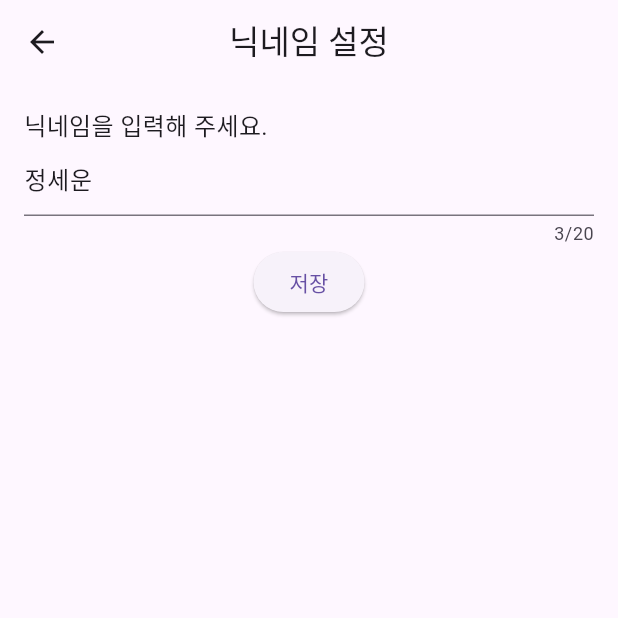
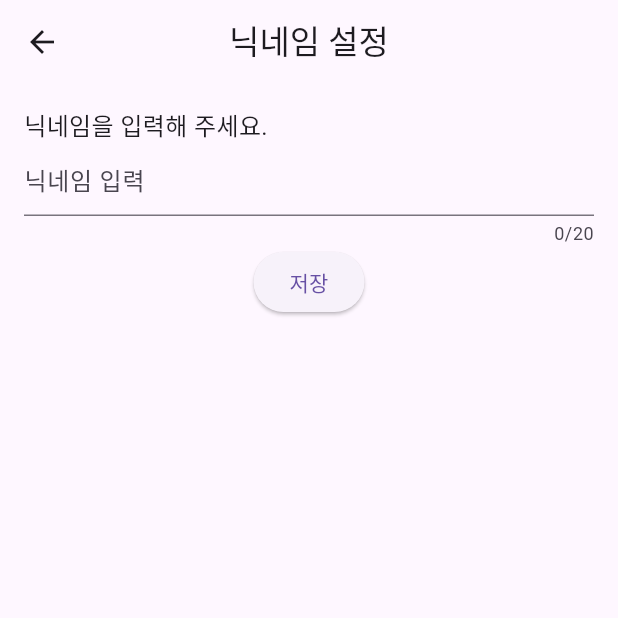
Before and after one commit to Six-Tail/1-4Capstone, a Flutter app: the ProfileDetailScreen screen opened directly, after a tap on "닉네임", on a phone screen of 412 x 824 dp, the top half of it. Run offline on Flutter 3.47's test engine with Material 3 defaults, Android fonts, the phone set to English and light mode, and no system bars; our stand-ins replace cloud_firestore, curved_navigation_bar, firebase_auth, firebase_core, firebase_storage, flutter_svg and 6 more; missing offline and left inert: flutter_naver_login, kakao_flutter_sdk_user, uni_links2; accounts and stored records are empty; network calls fail.

Commit message:
더보기 페이지 사용자 정보 수정 구현

```diff
--- a/lib/screens/editnicknamescreen.dart
+++ b/lib/screens/editnicknamescreen.dart
@@ -1,5 +1,7 @@
 // EditNicknameScreen.dart
 import 'package:flutter/material.dart';
+import '../service/User_Service.dart'; // UserService import
+import 'package:firebase_auth/firebase_auth.dart';
 
 class EditNicknameScreen extends StatefulWidget {
   @override
@@ -8,11 +10,25 @@ class EditNicknameScreen extends StatefulWidget {
 
 class _EditNicknameScreenState extends State<EditNicknameScreen> {
   TextEditingController _nicknameController = TextEditingController();
+  final UserService _userService = UserService();
+  final User? _firebaseUser = FirebaseAuth.instance.currentUser;
 
   @override
   void initState() {
     super.initState();
-    _nicknameController.text = '정세운';
+    _nicknameController.text = ''; // 초기 닉네임 값 설정 (예: 기존 닉네임)
+  }
+
+  // 닉네임 업데이트 함수
+  Future<void> _updateNickname() async {
+    if (_firebaseUser != null) {
+      String newNickname = _nicknameController.text.trim();
+      if (newNickname.isNotEmpty) {
+        // Firebase에 닉네임 업데이트
+        await _userService.updateUserInfo(_firebaseUser!.uid, nickname: newNickname);
+        Navigator.pop(context, newNickname); // 새로운 닉네임을 전달하며 화면 닫기
+      }
+    }
   }
 
   @override
@@ -35,9 +51,7 @@ class _EditNicknameScreenState extends State<EditNicknameScreen> {
             ),
             Center(
               child: ElevatedButton(
-                onPressed: () {
-                  Navigator.pop(context, _nicknameController.text);
-                },
+                onPressed: _updateNickname, // 버튼 클릭 시 닉네임 업데이트 함수 호출
                 child: Text('저장'),
               ),
             ),
--- a/lib/screens/genderselectionscreen.dart
+++ b/lib/screens/genderselectionscreen.dart
@@ -1,131 +1,7 @@
-import 'dart:io';
+// GenderSelectionScreen.dart
 import 'package:flutter/material.dart';
-import 'package:image_picker/image_picker.dart';
-import 'package:todobest_home/screens/birthdayselectionscreen.dart';
-import 'editnicknamescreen.dart';
-
-class ProfileDetailScreen extends StatefulWidget {
-  @override
-  _ProfileDetailScreenState createState() => _ProfileDetailScreenState();
-}
-
-class _ProfileDetailScreenState extends State<ProfileDetailScreen> {
-  File? _profileImage;
-  final ImagePicker _picker = ImagePicker();
-  bool _isHovered = false;
-  String _gender = '남성';
-
-  @override
-  Widget build(BuildContext context) {
-    return Scaffold(
-      appBar: AppBar(
-        title: Text('ToDoBest계정'),
-        centerTitle: true,
-        actions: [
-          IconButton(
-            icon: Icon(Icons.close),
-            onPressed: () {
-              Navigator.pop(context);
-            },
-          ),
-        ],
-      ),
-      body: ListView(
-        padding: EdgeInsets.all(16.0),
-        children: [
-          Center(
-            child: MouseRegion(
-              onEnter: (_) => setState(() => _isHovered = true),
-              onExit: (_) => setState(() => _isHovered = false),
-              child: Stack(
-                alignment: Alignment.center,
-                children: [
-                  CircleAvatar(
-                    radius: 50,
-                    backgroundImage: _profileImage != null
-                        ? FileImage(_profileImage!)
-                        : NetworkImage('https://example.com/profile_image.jpg') as ImageProvider,
-                  ),
-                  Positioned(
-                    bottom: 0,
-                    right: 0,
-                    child: GestureDetector(
-                      onTap: _changeProfileImage,
-                      child: CircleAvatar(
-                        radius: 18,
-                        backgroundColor: Colors.white,
-                        child: Icon(Icons.camera_alt, color: Colors.grey),
-                      ),
-                    ),
-                  ),
-                ],
-              ),
-            ),
-          ),
-          SizedBox(height: 16.0),
-          Divider(),
-          ListTile(
-            title: Text('닉네임'),
-            trailing: Text('정세운', style: TextStyle(color: Colors.blue)),
-            onTap: () async {
-              final newNickname = await Navigator.push(
-                context,
-                MaterialPageRoute(builder: (context) => EditNicknameScreen()),
-              );
-              if (newNickname != null) {
-                setState(() {
-                  // 닉네임 업데이트 로직
-                });
-              }
-            },
-          ),
-          Divider(),
-          ListTile(
-            title: Text('생일'),
-            trailing: Text('2003년 4월 23일', style: TextStyle(color: Colors.blue)),
-            onTap: () async {
-              await Navigator.push(
-                context,
-                MaterialPageRoute(builder: (context) => BirthdaySelectionScreen()),
-              );
-            },
-          ),
-          Divider(),
-          ListTile(
-            title: Text('성별'),
-            trailing: Text(_gender, style: TextStyle(color: Colors.blue)),
-            onTap: () async {
-              final selectedGender = await Navigator.push(
-                context,
-                MaterialPageRoute(builder: (context) => GenderSelectionScreen(currentGender: _gender)),
-              );
-              if (selectedGender != null) {
-                setState(() {
-                  _gender = selectedGender;
-                });
-              }
-            },
-          ),
-          Divider(),
-          ListTile(
-            title: Text('이름'),
-            subtitle: Text('본인 확인 정보로 사용할 수 있는 이름을 관리합니다. 본인 인증받은 이름이 등록됩니다.'),
-          ),
-        ],
-      ),
-    );
-  }
-
-  Future<void> _changeProfileImage() async {
-    final pickedFile = await _picker.pickImage(source: ImageSource.gallery);
-
-    if (pickedFile != null) {
-      setState(() {
-        _profileImage = File(pickedFile.path);
-      });
-    }
-  }
-}
+import '../service/User_Service.dart'; // UserService import
+import 'package:firebase_auth/firebase_auth.dart';
 
 class GenderSelectionScreen extends StatefulWidget {
   final String currentGender;
@@ -138,11 +14,21 @@ class GenderSelectionScreen extends StatefulWidget {
 
 class _GenderSelectionScreenState extends State<GenderSelectionScreen> {
   late String selectedGender;
+  final UserService _userService = UserService(); // UserService 인스턴스 생성
+  final User? _firebaseUser = FirebaseAuth.instance.currentUser; // 현재 사용자 가져오기
 
   @override
   void initState() {
     super.initState();
     selectedGender = widget.currentGender;
+  }
+
+  Future<void> _updateGender() async {
+    if (_firebaseUser != null) {
+      // Firebase에 성별 업데이트
+      await _userService.updateUserInfo(_firebaseUser!.uid, gender: selectedGender);
+      Navigator.pop(context, selectedGender); // 선택한 성별을 반환하며 화면 닫기
+    }
   }
 
   @override
@@ -169,7 +55,6 @@ class _GenderSelectionScreenState extends State<GenderSelectionScreen> {
               '성별을 알려 주세요.',
               style: TextStyle(fontSize: 16),
             ),
-
             RadioListTile<String>(
               title: Text('여성'),
               value: '여성',
@@ -204,10 +89,11 @@ class _GenderSelectionScreenState extends State<GenderSelectionScreen> {
             Center(
               child: ElevatedButton(
                 style: ElevatedButton.styleFrom(
-                foregroundColor: Colors.black, backgroundColor: Colors.yellow, // 버튼 텍스트 색상
+                  foregroundColor: Colors.black,
+                  backgroundColor: Colors.yellow, // 버튼 텍스트 색상
                   minimumSize: Size(double.infinity, 50), // 버튼 크기
                 ),
-              onPressed: () { Navigator.pop(context); },
+                onPressed: _updateGender, // 성별 업데이트 함수 호출
                 child: Text('확인'),
               ),
             ),
```
Also changed, not shown: lib/screens/birthdayselectionscreen.dart (+16 -3 lines), lib/screens/namedetailscreen.dart (+90 -105 lines), lib/service/User_Service.dart (+32 -2 lines). Lines whose indentation alone changed are shown as unchanged.
